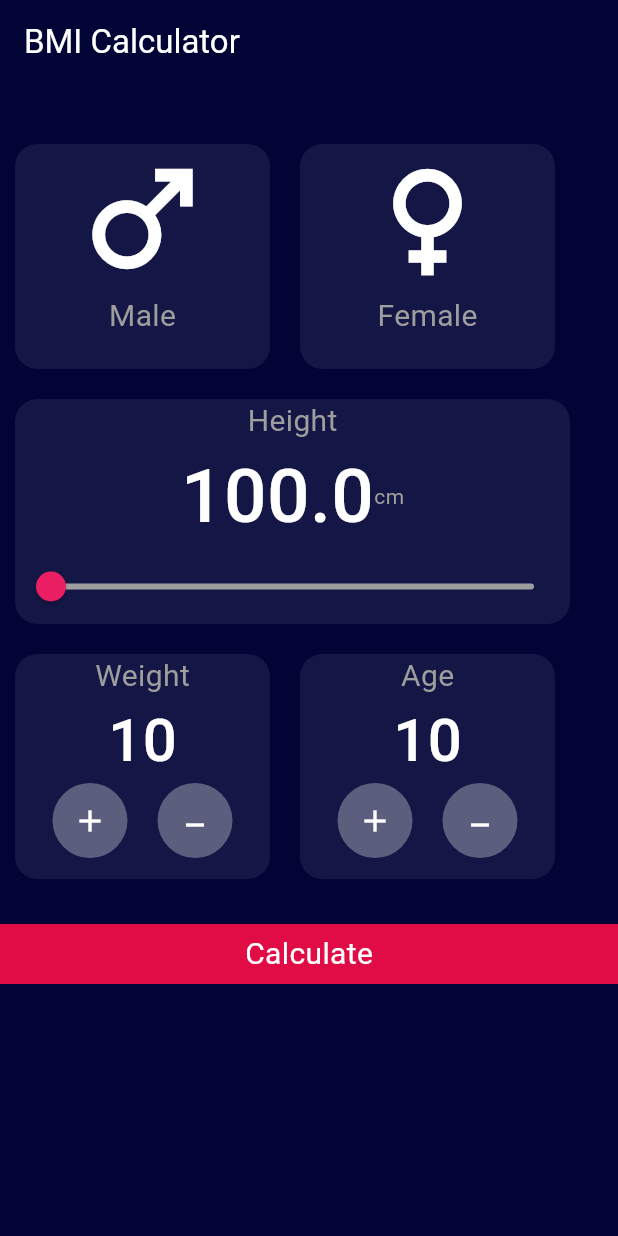
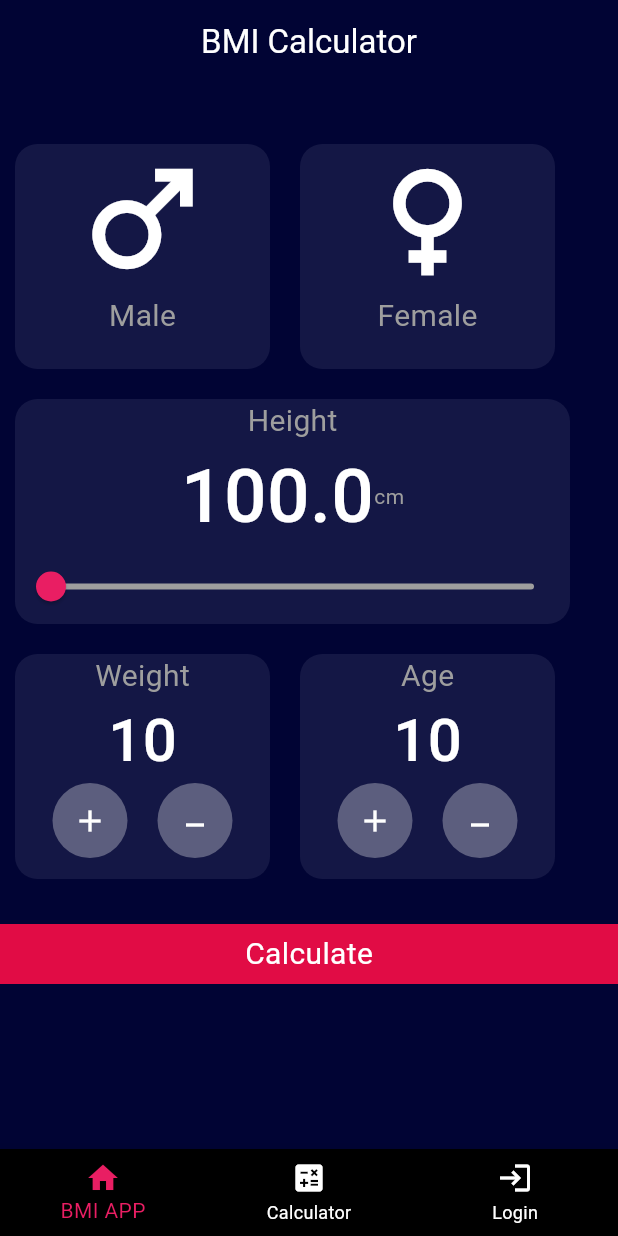
Before and after one commit to dinamaher248/Dart-projects, a Flutter app: the screen it shows after launch, on a phone screen of 412 x 824 dp. Run offline on Flutter 3.47's test engine with Material 3 defaults, Android fonts, the phone set to English and light mode, and no system bars; our stand-ins replace device_preview, go_router.

Commit message:
add more pages

```diff
--- a/bmi_calculator/lib/home_screen.dart
+++ b/bmi_calculator/lib/BMI_screen.dart
@@ -1,14 +1,18 @@
+import 'package:bmi_calculator/BottomNavigation.dart';
 import 'package:bmi_calculator/Widgets/container.dart';
 import 'package:bmi_calculator/Widgets/containerAge.dart';
 import 'package:flutter/material.dart';
+import 'package:go_router/go_router.dart';
 
-class HomeScreen extends StatefulWidget {
-  const HomeScreen({super.key});
+import 'constant/app_router.dart';
+
+class BMIScreen extends StatefulWidget {
+  const BMIScreen({super.key});
   @override
-  State<HomeScreen> createState() => _HomeScreenState();
+  State<BMIScreen> createState() => _BMIScreenState();
 }
 
-class _HomeScreenState extends State<HomeScreen> {
+class _BMIScreenState extends State<BMIScreen> {
   double value = 100;
   Color color = const Color.fromARGB(213, 24, 27, 72);
   String? selectedGender;
@@ -18,9 +22,11 @@ class _HomeScreenState extends State<HomeScreen> {
     return Scaffold(
       backgroundColor: const Color.fromARGB(255, 1, 4, 52),
       appBar: AppBar(
-          title: const Text(
+          title: const Center(
+            child: Text(
               "BMI Calculator",
               style: TextStyle(color: Colors.white),
+            ),
           ),
           backgroundColor: const Color.fromARGB(255, 1, 4, 52)),
       body: SingleChildScrollView(
@@ -41,7 +47,9 @@ class _HomeScreenState extends State<HomeScreen> {
                     child: ContainerGenderWidget(
                       icon: Icons.male,
                       gender: "Male",
-                      color: selectedGender == "Male" ? Colors.pink : color,
+                      color: selectedGender == "Male"
+                          ? const Color.fromARGB(255, 2, 44, 79)
+                          : color,
                     )),
                 InkWell(
                   onTap: () {
@@ -116,7 +124,11 @@ class _HomeScreenState extends State<HomeScreen> {
             const SizedBox(
               height: 20,
             ),
-            Container(
+            InkWell(
+              onTap: () {
+                context.push(AppRouter.bmiscreen2Path);
+              },
+              child: Container(
                 width: double.infinity,
                 height: 40,
                 decoration: const BoxDecoration(
@@ -128,10 +140,12 @@ class _HomeScreenState extends State<HomeScreen> {
                     style: TextStyle(color: Colors.white, fontSize: 20),
                   ),
                 ),
-            )
+              ),
+            ),
           ],
         ),
       ),
+      bottomNavigationBar: const Bottomnavigation(),
     );
   }
 }
--- /dev/null
+++ b/bmi_calculator/lib/BottomNavigation.dart
@@ -0,0 +1,39 @@
+import 'package:bmi_calculator/constant/app_router.dart';
+import 'package:flutter/material.dart';
+import 'package:go_router/go_router.dart';
+
+class Bottomnavigation extends StatefulWidget {
+  const Bottomnavigation({super.key});
+
+  @override
+  State<Bottomnavigation> createState() => _BottomnavigationState();
+}
+
+class _BottomnavigationState extends State<Bottomnavigation> {
+  int value = 0;
+  List<String> bodyPush = [
+    AppRouter.bmiscreenPath,
+    AppRouter.calculatorPath,
+    AppRouter.loginPath
+  ];
+  @override
+  Widget build(BuildContext context) {
+    return BottomNavigationBar(
+        backgroundColor: Colors.black,
+        currentIndex: value,
+        selectedItemColor: Colors.pink,
+        unselectedItemColor: Colors.white,
+        onTap: (int x) {
+          setState(() {
+            value = x;
+          });
+          context.go(bodyPush[value]);
+        },
+        items: const [
+          BottomNavigationBarItem(icon: Icon(Icons.home), label: "BMI APP"),
+          BottomNavigationBarItem(
+              icon: Icon(Icons.calculate), label: "Calculator"),
+          BottomNavigationBarItem(icon: Icon(Icons.login), label: "Login"),
+        ]);
+  }
+}
--- /dev/null
+++ b/bmi_calculator/lib/constant/app_router.dart
@@ -0,0 +1,49 @@
+import 'package:bmi_calculator/BMI_screen.dart';
+import 'package:bmi_calculator/BMI_screen2.dart';
+import 'package:bmi_calculator/calculator_numbers.dart';
+import 'package:bmi_calculator/login.dart';
+import 'package:go_router/go_router.dart';
+
+import '../BottomNavigation.dart';
+
+class AppRouter {
+  static String bmiscreenPath = '/bmiscreenPath';
+  static String bmiscreen2Path = '/bmiscreen2Path';
+  static String NavigatorPath = '/NavigatorPath';
+  static String calculatorPath = '/calculatorPath';
+  static String loginPath = '/loginPath';
+  static String registerPath = '/registerPath';
+  static String forgetPasswordWithPhone = '/forgetPasswordWithPhone';
+  static String forgetPasswordWithMail = '/forgetPasswordWithMail';
+  static String verifyCodeWithPhone = '/verifyCodeWithPhone';
+  static String verifyCodeWithMail = '/verifyCodeWithMail';
+  static String confirmationNewPass = '/confirmationNewPass';
+  static String searchNotFoundPage = '/searchNotFoundPage';
+  static String successOrderPage = '/successOrderPage';
+  static String cartEmpty = '/cartEmpty';
+  static GoRouter router = GoRouter(
+    initialLocation: '/bmiscreenPath',
+    routes: [
+      GoRoute(
+        path: bmiscreenPath,
+        builder: (context, state) => const BMIScreen(),
+      ),
+      GoRoute(
+        path: bmiscreen2Path,
+        builder: (context, state) => const BMIScreen2(),
+      ),
+      GoRoute(
+        path: calculatorPath,
+        builder: (context, state) => const CalculatorNumbers(),
+      ),
+      GoRoute(
+        path: NavigatorPath,
+        builder: (context, state) => const Bottomnavigation(),
+      ),
+      GoRoute(
+        path: loginPath,
+        builder: (context, state) =>  Login(),
+      ),
+    ],
+  );
+}
--- a/bmi_calculator/lib/main.dart
+++ b/bmi_calculator/lib/main.dart
@@ -1,7 +1,9 @@
-import 'package:bmi_calculator/home_screen.dart';
+import 'package:bmi_calculator/BMI_screen2.dart';
 import 'package:device_preview/device_preview.dart';
 import 'package:flutter/foundation.dart';
 import 'package:flutter/material.dart';
+
+import 'constant/app_router.dart';
 
 void main() {
   runApp(
@@ -17,12 +19,9 @@ class BMI extends StatelessWidget {
 
   @override
   Widget build(BuildContext context) {
-         return MaterialApp(
-      debugShowCheckedModeBanner: false,
-      builder: DevicePreview.appBuilder,
-      home: const HomeScreen(),
-    );
-
-
+    return MaterialApp.router(
+          debugShowCheckedModeBanner: false,
+          routerConfig: AppRouter.router,
+        );
   }
 }
--- a/bmi_calculator/pubspec.yaml
+++ b/bmi_calculator/pubspec.yaml
@@ -36,6 +36,7 @@ dependencies:
   # Use with the CupertinoIcons class for iOS style icons.
   cupertino_icons: ^1.0.8
   device_preview: ^1.2.0
+  go_router: ^14.6.2
 
 dev_dependencies:
   flutter_test:
```
Also changed, not shown: bmi_calculator/lib/BMI_screen2.dart (added, +100 -0 lines), bmi_calculator/lib/Widgets/operator_widget.dart (added, +33 -0 lines), bmi_calculator/lib/Widgets/text_form_field.dart (added, +77 -0 lines), bmi_calculator/lib/calculator_numbers.dart (added, +125 -0 lines), bmi_calculator/lib/login.dart (added, +198 -0 lines), bmi_calculator/pubspec.lock. Lines whose indentation alone changed are shown as unchanged.
